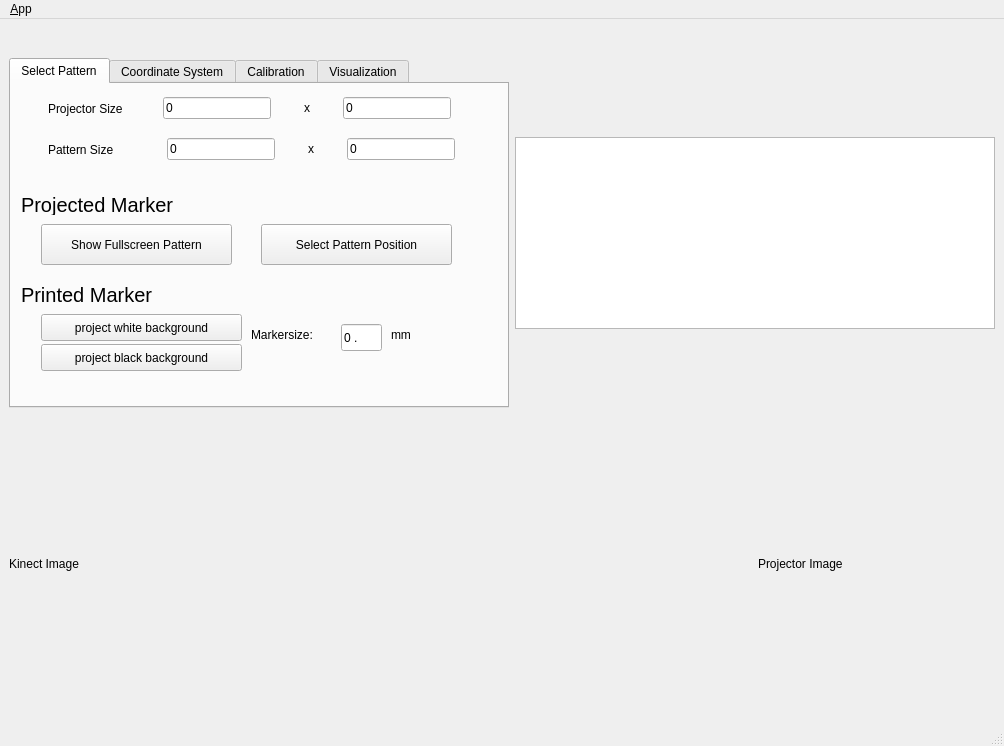
NikolasE/projector_calibration, file ui/main_window.ui: the form before one commit.
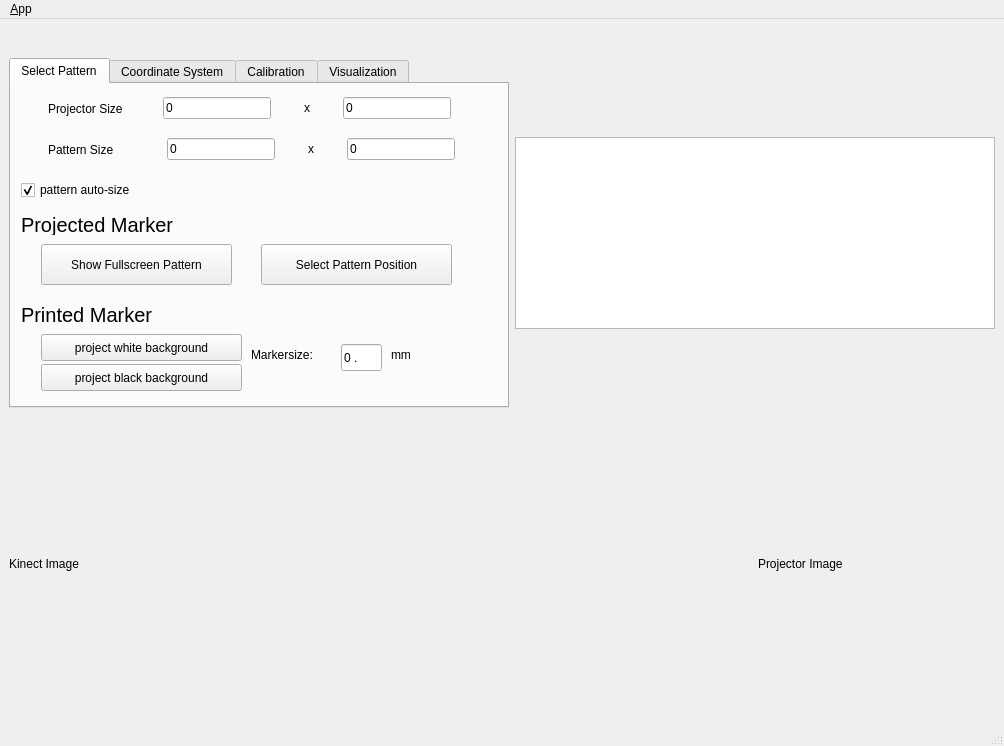
The form after the commit. The open tabs and pages were chosen to show the change. Icons and pictures are not drawn.

```diff
--- a/ui/main_window.ui
+++ b/ui/main_window.ui
@@ -137,7 +137,7 @@
         <property name="geometry">
          <rect>
           <x>30</x>
-          <y>140</y>
+          <y>160</y>
           <width>191</width>
           <height>41</height>
          </rect>
@@ -150,7 +150,7 @@
         <property name="geometry">
          <rect>
           <x>250</x>
-          <y>140</y>
+          <y>160</y>
           <width>191</width>
           <height>41</height>
          </rect>
@@ -333,7 +333,7 @@
         <property name="geometry">
          <rect>
           <x>30</x>
-          <y>230</y>
+          <y>250</y>
           <width>201</width>
           <height>27</height>
          </rect>
@@ -346,7 +346,7 @@
         <property name="geometry">
          <rect>
           <x>30</x>
-          <y>260</y>
+          <y>280</y>
           <width>201</width>
           <height>27</height>
          </rect>
@@ -359,7 +359,7 @@
         <property name="geometry">
          <rect>
           <x>10</x>
-          <y>200</y>
+          <y>220</y>
           <width>141</width>
           <height>21</height>
          </rect>
@@ -377,7 +377,7 @@
         <property name="geometry">
          <rect>
           <x>330</x>
-          <y>240</y>
+          <y>260</y>
           <width>41</width>
           <height>27</height>
          </rect>
@@ -393,7 +393,7 @@
         <property name="geometry">
          <rect>
           <x>240</x>
-          <y>240</y>
+          <y>260</y>
           <width>81</width>
           <height>21</height>
          </rect>
@@ -406,7 +406,7 @@
         <property name="geometry">
          <rect>
           <x>380</x>
-          <y>240</y>
+          <y>260</y>
           <width>31</width>
           <height>21</height>
          </rect>
@@ -419,7 +419,7 @@
         <property name="geometry">
          <rect>
           <x>10</x>
-          <y>110</y>
+          <y>130</y>
           <width>161</width>
           <height>21</height>
          </rect>
@@ -433,6 +433,22 @@
          <string>Projected Marker</string>
         </property>
        </widget>
+       <widget class="QCheckBox" name="cb_autosize">
+        <property name="geometry">
+         <rect>
+          <x>10</x>
+          <y>95</y>
+          <width>151</width>
+          <height>22</height>
+         </rect>
+        </property>
+        <property name="text">
+         <string>pattern auto-size</string>
+        </property>
+        <property name="checked">
+         <bool>true</bool>
+        </property>
+       </widget>
       </widget>
       <widget class="QWidget" name="tab">
        <attribute name="title">
```
Left out of the diff: 45 changed lines with no effect on the pictures.
